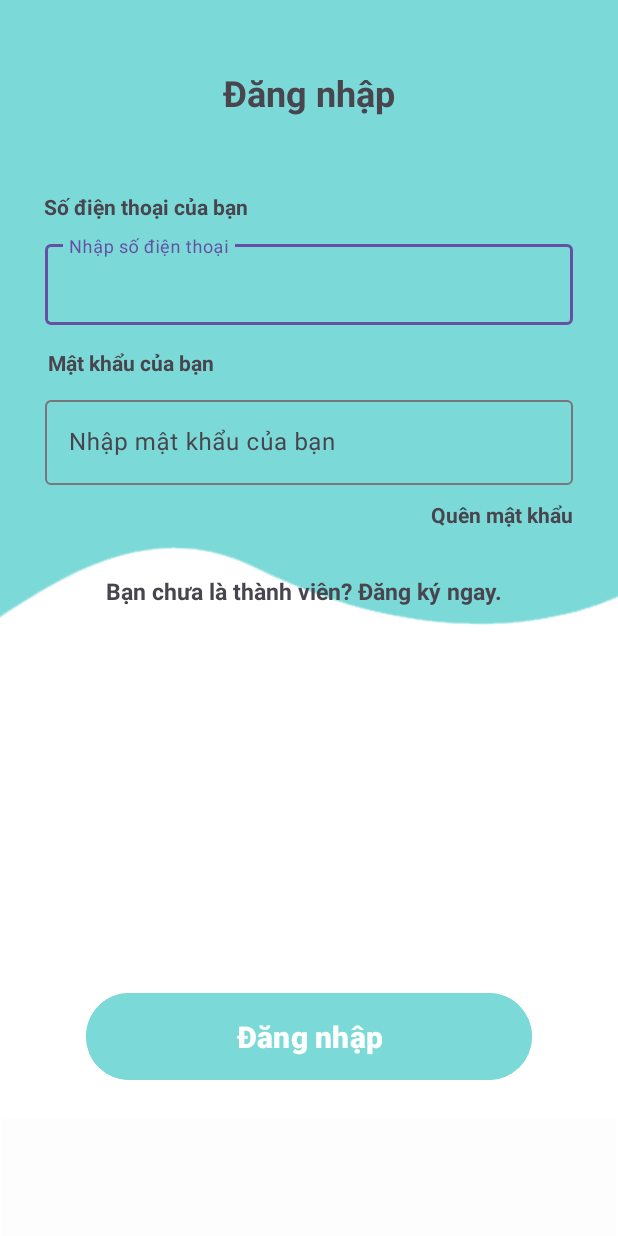
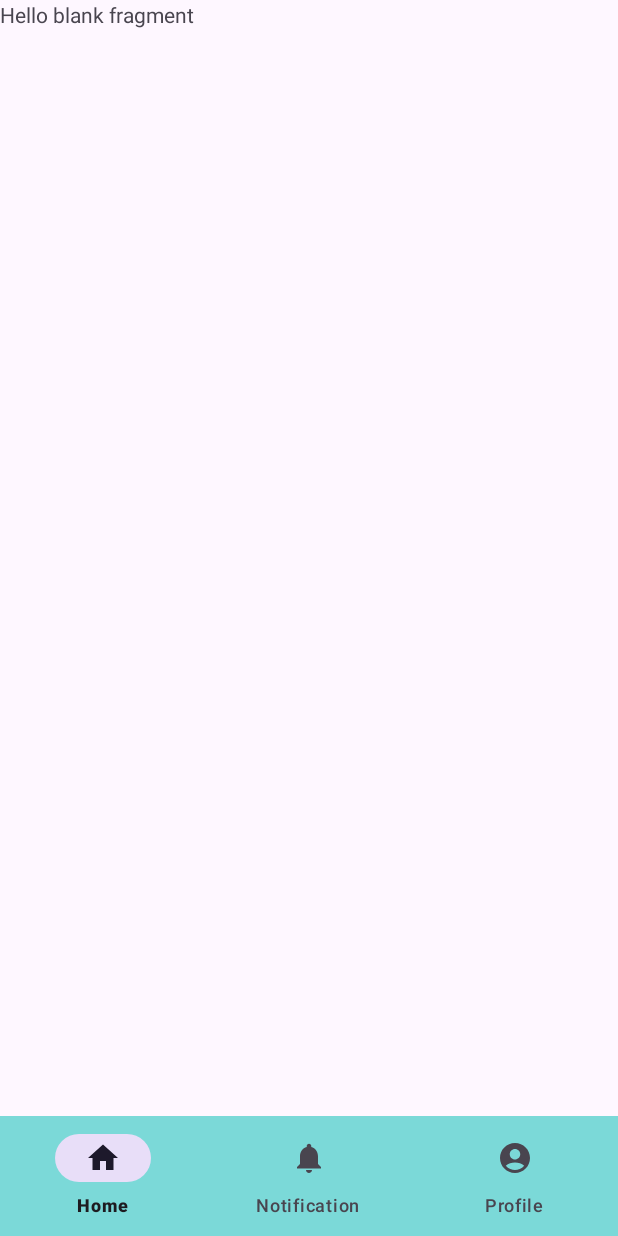
Before and after one commit to Caosonnw/Car4rent, an Android app: the screen it shows after launch (LoginActivity before the commit, MainActivity after it), on a phone screen of 412 x 824 dp. Run offline under Robolectric (Android 15) with nearby library versions, the phone set to English and light mode, and no system bars.

Commit message:
trang login va trang register, thanh bottom menu

```diff
--- a/app/build.gradle.kts
+++ b/app/build.gradle.kts
@@ -22,6 +22,10 @@ android {
             proguardFiles(getDefaultProguardFile("proguard-android-optimize.txt"), "proguard-rules.pro")
         }
     }
+    buildFeatures{
+
+        viewBinding = true
+    }
     compileOptions {
         sourceCompatibility = JavaVersion.VERSION_1_8
         targetCompatibility = JavaVersion.VERSION_1_8
--- /dev/null
+++ b/app/src/main/java/com/example/car4rent/HomeFragment.java
@@ -0,0 +1,64 @@
+package com.example.car4rent;
+
+import android.os.Bundle;
+
+import androidx.fragment.app.Fragment;
+
+import android.view.LayoutInflater;
+import android.view.View;
+import android.view.ViewGroup;
+
+/**
+ * A simple {@link Fragment} subclass.
+ * Use the {@link HomeFragment#newInstance} factory method to
+ * create an instance of this fragment.
+ */
+public class HomeFragment extends Fragment {
+
+    // TODO: Rename parameter arguments, choose names that match
+    // the fragment initialization parameters, e.g. ARG_ITEM_NUMBER
+    private static final String ARG_PARAM1 = "param1";
+    private static final String ARG_PARAM2 = "param2";
+
+    // TODO: Rename and change types of parameters
+    private String mParam1;
+    private String mParam2;
+
+    public HomeFragment() {
+        // Required empty public constructor
+    }
+
+    /**
+     * Use this factory method to create a new instance of
+     * this fragment using the provided parameters.
+     *
+     * @param param1 Parameter 1.
+     * @param param2 Parameter 2.
+     * @return A new instance of fragment HomeFragment.
+     */
+    // TODO: Rename and change types and number of parameters
+    public static HomeFragment newInstance(String param1, String param2) {
+        HomeFragment fragment = new HomeFragment();
+        Bundle args = new Bundle();
+        args.putString(ARG_PARAM1, param1);
+        args.putString(ARG_PARAM2, param2);
+        fragment.setArguments(args);
+        return fragment;
+    }
+
+    @Override
+    public void onCreate(Bundle savedInstanceState) {
+        super.onCreate(savedInstanceState);
+        if (getArguments() != null) {
+            mParam1 = getArguments().getString(ARG_PARAM1);
+            mParam2 = getArguments().getString(ARG_PARAM2);
+        }
+    }
+
+    @Override
+    public View onCreateView(LayoutInflater inflater, ViewGroup container,
+                             Bundle savedInstanceState) {
+        // Inflate the layout for this fragment
+        return inflater.inflate(R.layout.fragment_home, container, false);
+    }
+}
--- a/app/src/main/java/com/example/car4rent/LoginActivity.java
+++ /dev/null
@@ -1,14 +0,0 @@
-package com.example.car4rent;
-
-import androidx.appcompat.app.AppCompatActivity;
-
-import android.os.Bundle;
-
-public class LoginActivity extends AppCompatActivity {
-
-    @Override
-    protected void onCreate(Bundle savedInstanceState) {
-        super.onCreate(savedInstanceState);
-        setContentView(R.layout.activity_login);
-    }
-}
--- a/app/src/main/java/com/example/car4rent/MainActivity.java
+++ b/app/src/main/java/com/example/car4rent/MainActivity.java
@@ -1,14 +1,41 @@
 package com.example.car4rent;
 
 import androidx.appcompat.app.AppCompatActivity;
+import androidx.fragment.app.Fragment;
+import androidx.fragment.app.FragmentManager;
+import androidx.fragment.app.FragmentTransaction;
 
+import android.app.Notification;
 import android.os.Bundle;
+
+import com.example.car4rent.databinding.ActivityMainBinding;
 
 public class MainActivity extends AppCompatActivity {
 
+    ActivityMainBinding binding;
     @Override
     protected void onCreate(Bundle savedInstanceState) {
         super.onCreate(savedInstanceState);
-        setContentView(R.layout.activity_main);
+        binding = ActivityMainBinding.inflate(getLayoutInflater());
+        setContentView(binding.getRoot());
+        replaceFragment(new HomeFragment());
+
+        binding.bottomNavigationView.setOnItemSelectedListener(item -> {
+            final int itemId = item.getItemId();
+            if (itemId == R.id.home) {
+                replaceFragment(new HomeFragment());
+            } else if (itemId == R.id.notification) {
+                replaceFragment(new RegisterFragment());
+            } else if (itemId == R.id.profile) {
+                replaceFragment(new LoginFragment());
+            }
+            return true;
+        });
+    }
+    private void replaceFragment(Fragment fragment) {
+        FragmentManager fragmentManager = getSupportFragmentManager();
+        FragmentTransaction fragmentTransaction = fragmentManager.beginTransaction();
+        fragmentTransaction.replace(R.id.frame_layout, fragment);
+        fragmentTransaction.commit();
     }
 }
--- /dev/null
+++ b/app/src/main/res/drawable/baseline_account_circle_24.xml
@@ -0,0 +1,5 @@
+<vector android:height="24dp" android:tint="#FFFFFF"
+    android:viewportHeight="24" android:viewportWidth="24"
+    android:width="24dp" xmlns:android="http://schemas.android.com/apk/res/android">
+    <path android:fillColor="@android:color/white" android:pathData="M12,2C6.48,2 2,6.48 2,12s4.48,10 10,10s10,-4.48 10,-10S17.52,2 12,2zM12,6c1.93,0 3.5,1.57 3.5,3.5S13.93,13 12,13s-3.5,-1.57 -3.5,-3.5S10.07,6 12,6zM12,20c-2.03,0 -4.43,-0.82 -6.14,-2.88C7.55,15.8 9.68,15 12,15s4.45,0.8 6.14,2.12C16.43,19.18 14.03,20 12,20z"/>
+</vector>
--- /dev/null
+++ b/app/src/main/res/drawable/baseline_home_24.xml
@@ -0,0 +1,5 @@
+<vector android:height="24dp" android:tint="#FFFFFF"
+    android:viewportHeight="24" android:viewportWidth="24"
+    android:width="24dp" xmlns:android="http://schemas.android.com/apk/res/android">
+    <path android:fillColor="@android:color/white" android:pathData="M10,20v-6h4v6h5v-8h3L12,3 2,12h3v8z"/>
+</vector>
--- /dev/null
+++ b/app/src/main/res/drawable/baseline_notifications_24.xml
@@ -0,0 +1,5 @@
+<vector android:height="24dp" android:tint="#FFFFFF"
+    android:viewportHeight="24" android:viewportWidth="24"
+    android:width="24dp" xmlns:android="http://schemas.android.com/apk/res/android">
+    <path android:fillColor="@android:color/white" android:pathData="M12,22c1.1,0 2,-0.9 2,-2h-4c0,1.1 0.89,2 2,2zM18,16v-5c0,-3.07 -1.64,-5.64 -4.5,-6.32L13.5,4c0,-0.83 -0.67,-1.5 -1.5,-1.5s-1.5,0.67 -1.5,1.5v0.68C7.63,5.36 6,7.92 6,11v5l-2,2v1h16v-1l-2,-2z"/>
+</vector>
--- a/app/src/main/res/layout/activity_main.xml
+++ b/app/src/main/res/layout/activity_main.xml
@@ -6,13 +6,27 @@
     android:layout_height="match_parent"
     tools:context=".MainActivity">
 
-    <TextView
-        android:layout_width="wrap_content"
+    <FrameLayout
+        android:id="@+id/frame_layout"
+        android:layout_width="0dp"
+        android:layout_height="0dp"
+        app:layout_constraintBottom_toTopOf="@+id/bottomNavigationView"
+        app:layout_constraintEnd_toEndOf="parent"
+        app:layout_constraintStart_toStartOf="parent"
+        app:layout_constraintTop_toTopOf="parent"
+        >
+
+    </FrameLayout>
+
+    <com.google.android.material.bottomnavigation.BottomNavigationView
+        android:id="@+id/bottomNavigationView"
+        android:background="@color/teal"
+        android:layout_width="match_parent"
         android:layout_height="wrap_content"
-        android:text="Hello World!"
         app:layout_constraintBottom_toBottomOf="parent"
         app:layout_constraintEnd_toEndOf="parent"
         app:layout_constraintStart_toStartOf="parent"
-        app:layout_constraintTop_toTopOf="parent" />
+        app:menu="@menu/bottom_nav_menu"
+        />
 
 </androidx.constraintlayout.widget.ConstraintLayout>
--- /dev/null
+++ b/app/src/main/res/layout/fragment_home.xml
@@ -0,0 +1,14 @@
+<?xml version="1.0" encoding="utf-8"?>
+<FrameLayout xmlns:android="http://schemas.android.com/apk/res/android"
+    xmlns:tools="http://schemas.android.com/tools"
+    android:layout_width="match_parent"
+    android:layout_height="match_parent"
+    tools:context=".HomeFragment">
+
+    <!-- TODO: Update blank fragment layout -->
+    <TextView
+        android:layout_width="match_parent"
+        android:layout_height="match_parent"
+        android:text="@string/hello_blank_fragment" />
+
+</FrameLayout>
--- a/app/src/main/res/layout/activity_login.xml
+++ b/app/src/main/res/layout/fragment_login.xml
@@ -6,7 +6,7 @@
     android:layout_height="match_parent"
     android:background="#FFFFFF"
     android:backgroundTint="#FFFFFF"
-    tools:context=".LoginActivity">
+    tools:context=".LoginFragment">
 
     <ImageView
         android:id="@+id/imageView"
@@ -90,7 +90,7 @@
         <com.google.android.material.textfield.TextInputEditText
             android:layout_width="match_parent"
             android:layout_height="wrap_content"
-            android:hint="Nhập mật khẩu của bạn"
+            android:hint="Nhập mật khẩu"
             android:imeOptions="actionDone"
             android:inputType="textPassword"
             android:password="true" />
@@ -133,22 +133,29 @@
         android:id="@+id/textView5"
         android:layout_width="wrap_content"
         android:layout_height="wrap_content"
-        android:layout_marginTop="60dp"
-        android:text="Bạn chưa là thành viên? Đăng ký ngay."
+        android:layout_marginTop="68dp"
+        android:text="Bạn chưa là thành viên?"
         android:textSize="15sp"
         android:textStyle="bold"
         app:layout_constraintEnd_toEndOf="parent"
-        app:layout_constraintHorizontal_bias="0.493"
+        app:layout_constraintHorizontal_bias="0.281"
         app:layout_constraintStart_toStartOf="@+id/imageView"
         app:layout_constraintTop_toBottomOf="@+id/textInputLayout2" />
 
-    <com.google.android.material.navigation.NavigationView
-        android:layout_width="409dp"
-        android:layout_height="78dp"
-        android:backgroundTint="#FDFDFD"
-        app:layout_constraintBottom_toBottomOf="parent"
+    <TextView
+        android:layout_width="wrap_content"
+        android:layout_height="wrap_content"
+        android:layout_marginStart="20dp"
+        android:layout_marginTop="39dp"
+        android:layout_marginEnd="85dp"
+        android:clickable="true"
+        android:onClick="onLinkClick"
+        android:text="Đăng ký ngay."
+        android:textSize="15sp"
+        android:textStyle="bold"
         app:layout_constraintEnd_toEndOf="parent"
-        app:layout_constraintStart_toStartOf="parent"
-        tools:layout_constraintCircleRadius="300dp" />
+        app:layout_constraintHorizontal_bias="1.0"
+        app:layout_constraintStart_toEndOf="@+id/textView5"
+        app:layout_constraintTop_toBottomOf="@+id/textView4" />
 
 </androidx.constraintlayout.widget.ConstraintLayout>
--- /dev/null
+++ b/app/src/main/res/menu/bottom_nav_menu.xml
@@ -0,0 +1,22 @@
+<?xml version="1.0" encoding="utf-8"?>
+<menu xmlns:android="http://schemas.android.com/apk/res/android">
+
+    <item
+        android:layout_width="wrap_content"
+        android:layout_height="wrap_content"
+        android:icon="@drawable/baseline_home_24"
+        android:id="@+id/home"
+        android:title="Home" />
+    <item
+        android:layout_width="wrap_content"
+        android:layout_height="wrap_content"
+        android:icon="@drawable/baseline_notifications_24"
+        android:id="@+id/notification"
+        android:title="Notification" />
+    <item
+        android:layout_width="wrap_content"
+        android:layout_height="wrap_content"
+        android:icon="@drawable/baseline_account_circle_24"
+        android:id="@+id/profile"
+        android:title="Profile" />
+</menu>
--- a/app/src/main/res/values/colors.xml
+++ b/app/src/main/res/values/colors.xml
@@ -2,4 +2,10 @@
 <resources>
     <color name="black">#FF000000</color>
     <color name="white">#FFFFFFFF</color>
+    <color name="purple_200">#FFBB86FC</color>
+    <color name="purple_500">#FF6200EE</color>
+    <color name="purple_700">#FF3700B3</color>
+    <color name="teal">#7BD9D8</color>
+    <color name="teal_700">#FF018786</color>
+    <color name="lavender">#8692f7</color>
 </resources>
--- a/app/src/main/res/values/strings.xml
+++ b/app/src/main/res/values/strings.xml
@@ -1,3 +1,5 @@
 <resources>
     <string name="app_name">Car4rent</string>
+    <!-- TODO: Remove or change this placeholder text -->
+    <string name="hello_blank_fragment">Hello blank fragment</string>
 </resources>
```
Also changed, not shown: app/src/main/AndroidManifest.xml (+9 -6 lines), app/src/main/java/com/example/car4rent/LoginFragment.java (added, +65 -0 lines), app/src/main/java/com/example/car4rent/RegisterFragment.java (added, +64 -0 lines), app/src/main/res/layout/fragment_register.xml (added, +179 -0 lines), app/src/main/res/drawable/test.png (added).
